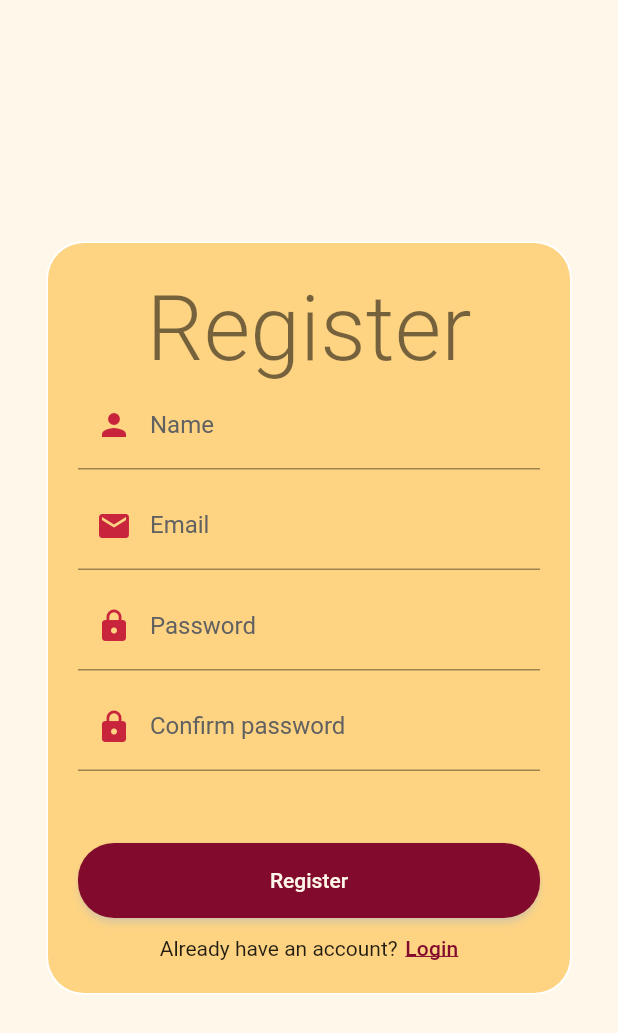
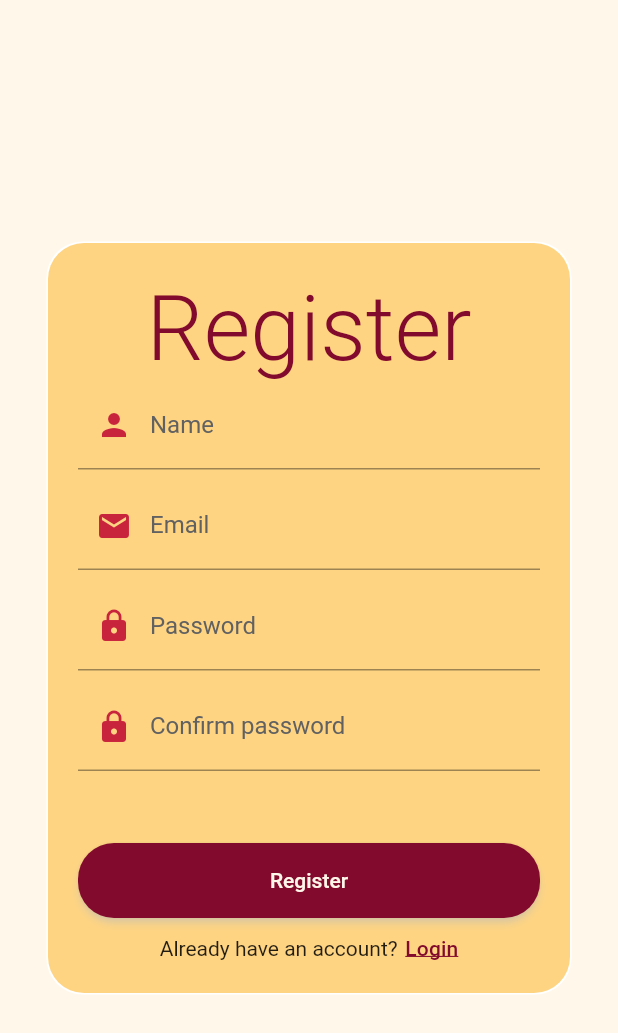
Before and after one commit to FaMiFisH/mobileapp, a Flutter app: the RegisterScreen screen opened by its route, on a phone screen of 412 x 824 dp. Shown: the top 1033 px of the screen. Run offline on Flutter 3.47's test engine with Material 2 defaults, Android fonts, the phone set to English and light mode, and no system bars; our stand-ins replace shared_preferences; accounts and stored records are empty; Roboto replaces fonts that are missing (Georgia, Hind, Montserrat).

Commit message:
added styling

```diff
--- a/lib/themes/getThemes.dart
+++ b/lib/themes/getThemes.dart
@@ -5,12 +5,11 @@ class GetThemes {
   static TextTheme getTextTheme(accentColor, secondaryColor, btnTxtColor) =>
       TextTheme(
         headline1: TextStyle(
-            fontFamily: "Montserrat",
-            fontSize: 80.0,
-            fontWeight: FontWeight.w300,
-            color: accentColor),
-        headline2: TextStyle(fontSize: 60.0, fontWeight: FontWeight.w300),
-        headline3: TextStyle(fontSize: 48.0, fontWeight: FontWeight.w400),
+            fontSize: 80.0, fontWeight: FontWeight.w300, color: accentColor),
+        headline2: TextStyle(
+            fontSize: 60.0, fontWeight: FontWeight.w300, color: accentColor),
+        headline3: TextStyle(
+            fontSize: 48.0, fontWeight: FontWeight.w400, color: accentColor),
         headline4: TextStyle(fontSize: 34.0, fontWeight: FontWeight.w400),
         headline5: TextStyle(fontSize: 24.0, fontWeight: FontWeight.w400),
         subtitle1: TextStyle(fontSize: 16.0, fontWeight: FontWeight.w400),
```
